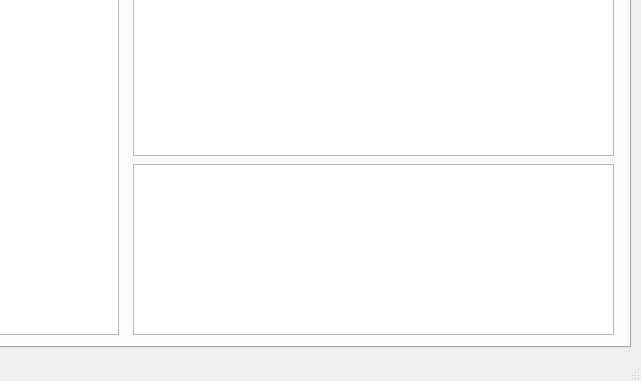
Qt form window.ui (helbert-rocha/MQTTClient) before a commit; both pictures show x 159 to 800 and y 219 to 600 of the 800 by 600 pixel window.
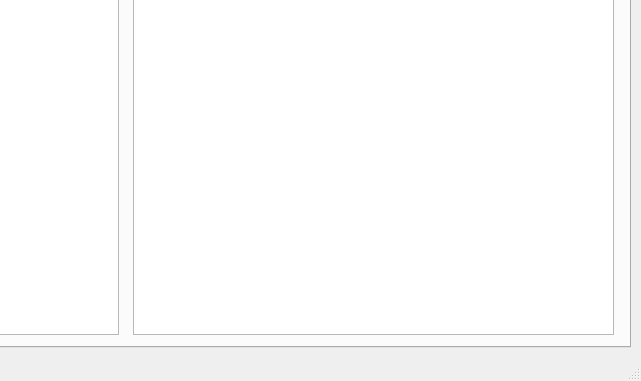
The same form after that commit.

Commit message: change the list of views

```diff
--- a/window.ui
+++ b/window.ui
@@ -305,6 +305,16 @@
        <bool>false</bool>
       </property>
      </widget>
+     <widget class="QListWidget" name="listWidgetMessages">
+      <property name="geometry">
+       <rect>
+        <x>280</x>
+        <y>70</y>
+        <width>481</width>
+        <height>371</height>
+       </rect>
+      </property>
+     </widget>
      <widget class="QListWidget" name="listWidgetTopics">
       <property name="geometry">
        <rect>
@@ -315,26 +325,6 @@
        </rect>
       </property>
      </widget>
-     <widget class="QListWidget" name="listWidgetMessages">
-      <property name="geometry">
-       <rect>
-        <x>280</x>
-        <y>70</y>
-        <width>481</width>
-        <height>192</height>
-       </rect>
-      </property>
-     </widget>
-     <widget class="QTableWidget" name="tableWidgetMessageDetails">
-      <property name="geometry">
-       <rect>
-        <x>280</x>
-        <y>270</y>
-        <width>481</width>
-        <height>171</height>
-       </rect>
-      </property>
-     </widget>
     </widget>
     <widget class="QWidget" name="tabBrokerStatus">
      <attribute name="title">
```
The commit also changes 1 other file.
